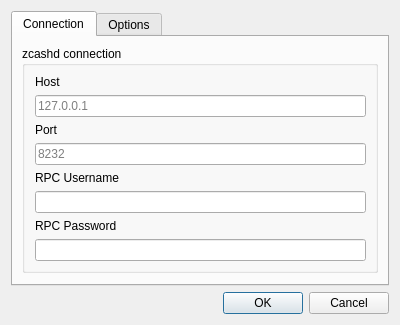
Qt form src/settings.ui (z-bitcoinz/BitcoinZ_Blue) before a commit.
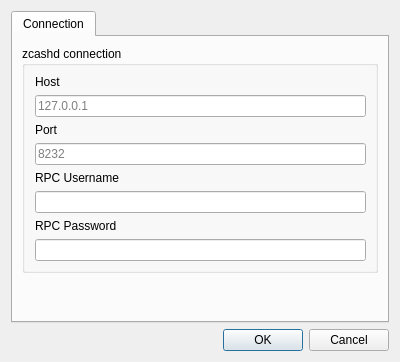
The same form after that commit.

The edit to the form file:
```diff
--- a/src/settings.ui
+++ b/src/settings.ui
@@ -7,7 +7,7 @@
     <x>0</x>
     <y>0</y>
     <width>400</width>
-    <height>300</height>
+    <height>362</height>
    </rect>
   </property>
   <property name="windowTitle">
@@ -130,11 +130,6 @@
        </item>
       </layout>
      </widget>
-     <widget class="QWidget" name="tab_2">
-      <attribute name="title">
-       <string>Options</string>
-      </attribute>
-     </widget>
     </widget>
    </item>
    <item>
```
